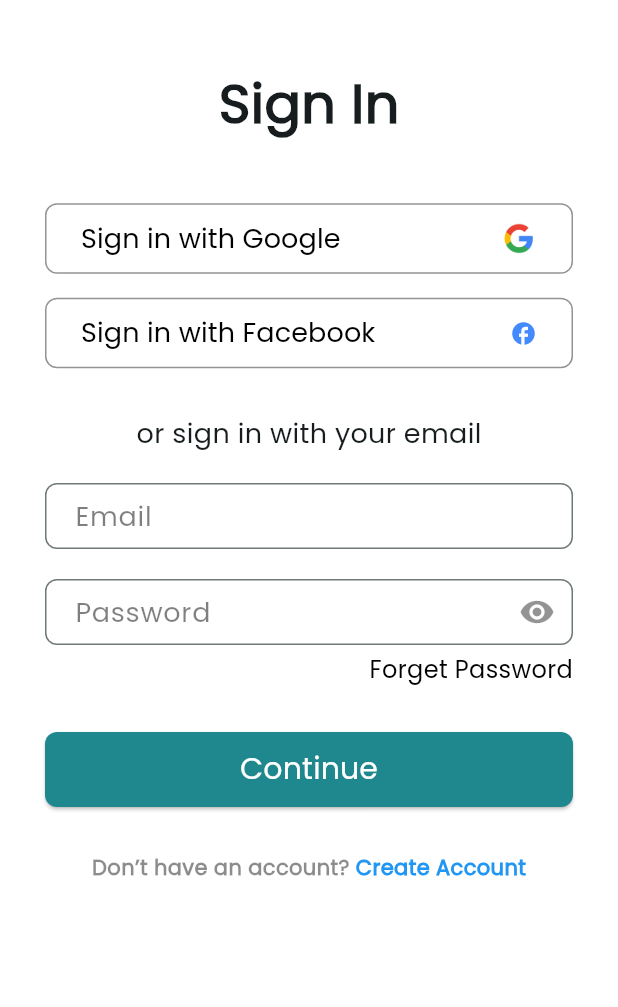
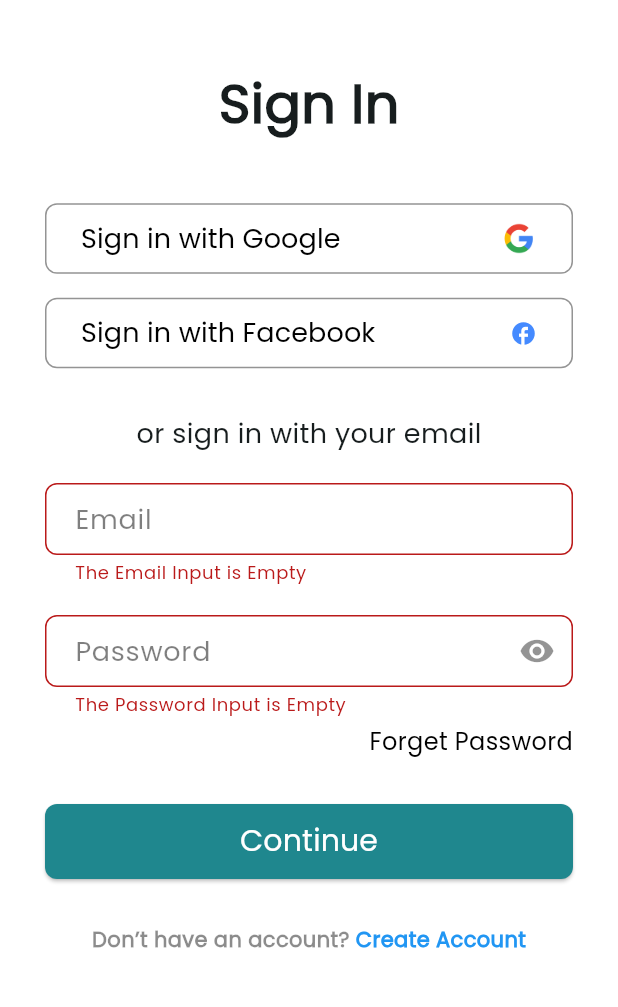
Before and after one commit to Narsinhpatel/donation_flutter_app, a Flutter app: the SignIn screen opened by its route, after a tap on "Continue", on a phone screen of 412 x 824 dp, the part 84-1091 px from its top. Run offline on Flutter 3.47's test engine with Material 3 defaults, Android fonts, the phone set to English and light mode, and no system bars; our stand-ins replace carousel_slider, get.

Commit message:
signin-updated-vedant

```diff
--- a/lib/main.dart
+++ b/lib/main.dart
@@ -19,8 +19,8 @@ class MyApp extends StatelessWidget {
     return GetMaterialApp(
       debugShowCheckedModeBanner: false,
       title: 'Flutter Demo',
-      initialRoute: '/thank-you',
-      // initialRoute: '/home',
+      // initialRoute: '/thank-you',
+      initialRoute: '/welcome',
       getPages: appRoutes(),
       theme: ThemeData(
         colorScheme: ColorScheme.fromSeed(seedColor: Colors.white),
--- a/lib/pages/auth_pages/signin_page.dart
+++ b/lib/pages/auth_pages/signin_page.dart
@@ -1,9 +1,14 @@
+import 'package:donation_flutter_app/utils/app_static_data/default_users.dart';
 import 'package:donation_flutter_app/utils/components/auth_component/auth_appbar.dart';
+import 'package:donation_flutter_app/utils/components/snack_bar.dart';
 import 'package:flutter/cupertino.dart';
 import 'package:flutter/material.dart';
 import 'package:flutter/painting.dart';
 import 'package:flutter/widgets.dart';
 import 'package:get/get.dart';
+
+import '../../controllers/user_controller.dart';
+import '../../models/user/user.dart';
 
 class SignIn extends StatefulWidget {
   const SignIn({super.key});
@@ -14,6 +19,7 @@ class SignIn extends StatefulWidget {
 
 class _SignInState extends State<SignIn> {
   bool _isObscured = true;
+  final signInForm = GlobalKey<FormState>();
 
   void _toggleVisibility() {
     setState(() {
@@ -21,15 +27,59 @@ class _SignInState extends State<SignIn> {
     });
   }
 
+  final UserController userController = Get.put(UserController());
+
+  void saveUser(User newUser) {
+    userController.setUser(newUser);
+    print(newUser.userName);
+    Get.toNamed("/home");
+  }
+
   @override
   Widget build(BuildContext context) {
+    final TextEditingController emailController = TextEditingController();
+    final TextEditingController passwordController = TextEditingController();
+
+    void signInUser() {
+      bool found = false;
+      final List<User> users = getUsers();
+      for (var user in users) {
+        if (user.emailId == emailController.text && user.password == passwordController.text) {
+          found = true;
+          saveUser(user);
+          break; // Stop the loop as we found the user
+        }
+      }
+
+      if (!found) {
+        displaySnackBar(title: "Login", message: "Email or Password is not valid!", isError: true);
+      }
+    }
+
+    void signInUser1() {
+      User? newUser;
+      final List<User> users = getUsers();
+      users.map((user) {
+        if (user.emailId == emailController.text.toString() &&
+            user.password == passwordController.text.toString()) {
+          newUser = User(
+            emailId: emailController.text.toString(),
+            password: passwordController.text.toString(),
+          );
+          saveUser(newUser!);
+        }else{
+          displaySnackBar(title: "Login", message: "Email or Password is not valid !", isError: true);
+        }
+      }
+      );
+    }
+
     return Scaffold(
         backgroundColor: Colors.white,
         appBar: const AuthAppBar(),
         body: SingleChildScrollView(
           child: Column(
             children: [
-
               const SizedBox(height: 40),
               const Center(
                   child: Text("Sign In",
@@ -112,12 +162,11 @@ class _SignInState extends State<SignIn> {
                     )),
                     const SizedBox(height: 20),
                     Form(
+                      key: signInForm,
                       child: Column(
                         children: [
-                          SizedBox(
-                            width: 370,
-                            height: 44,
-                            child: TextField(
+                          TextFormField(
+                            controller: emailController,
                             decoration: InputDecoration(
                               hintText: "Email",
                               hintStyle: TextStyle(
@@ -136,17 +185,20 @@ class _SignInState extends State<SignIn> {
                               focusedBorder: OutlineInputBorder(
                                 borderRadius: BorderRadius.circular(8.0),
                                 borderSide: BorderSide(
-                                      color: Colors.black.withOpacity(
-                                          0.5)), // Set border color with opacity
+                                  color: Colors.black.withOpacity(0.5),
+                                ), // Set border color with opacity
                               ),
                             ),
-                            ),
+                            validator: (value) {
+                              if (value == null || value.isEmpty) {
+                                return "The Email Input is Empty";
+                              }
+                              return null;
+                            },
                           ),
                           const SizedBox(height: 20),
-                          SizedBox(
-                            width: 370,
-                            height: 44,
-                            child: TextFormField(
+                          TextFormField(
+                            controller: passwordController,
                             obscureText: _isObscured,
                             decoration: InputDecoration(
                               hintText: 'Password',
@@ -156,16 +208,20 @@ class _SignInState extends State<SignIn> {
                                 color: Colors.black.withOpacity(0.5),
                               ),
                               contentPadding: const EdgeInsets.symmetric(
-                                    vertical: 7, horizontal: 16),
+                                vertical: 7,
+                                horizontal: 16,
+                              ),
                               border: OutlineInputBorder(
                                 borderRadius: BorderRadius.circular(8.0),
                                 borderSide: BorderSide(
-                                      color: Colors.black.withOpacity(0.5)),
+                                  color: Colors.black.withOpacity(0.5),
+                                ),
                               ),
                               focusedBorder: OutlineInputBorder(
                                 borderRadius: BorderRadius.circular(8.0),
                                 borderSide: BorderSide(
-                                      color: Colors.black.withOpacity(0.5)),
+                                  color: Colors.black.withOpacity(0.5),
+                                ),
                               ),
                               suffixIcon: IconButton(
                                 icon: Icon(
@@ -178,13 +234,11 @@ class _SignInState extends State<SignIn> {
                               ),
                             ),
                             validator: (value) {
-                                if (value!.isEmpty) {
-                                  return 'Please enter your password';
+                              if (value == null || value.isEmpty) {
+                                return "The Password Input is Empty";
                               }
-                                // Add more validation rules for password if needed
                               return null;
                             },
-                            ),
                           ),
                           const SizedBox(height: 5),
                           Row(
@@ -204,14 +258,13 @@ class _SignInState extends State<SignIn> {
                                   ),
                                 ),
                               ),
-
                             ],
                           ),
                           const SizedBox(height: 30),
                           ElevatedButton(
                             onPressed: () {
-                              if (Form.of(context).validate()) {
-                                print('Form is valid');
+                              if (signInForm.currentState!.validate()) {
+                                signInUser();
                               }
                             },
                             style: ElevatedButton.styleFrom(
@@ -219,8 +272,7 @@ class _SignInState extends State<SignIn> {
                               minimumSize: const Size(370, 50),
                               padding: const EdgeInsets.all(10),
                               shape: RoundedRectangleBorder(
-                                borderRadius: BorderRadius.circular(
-                                    8),
+                                borderRadius: BorderRadius.circular(8),
                               ),
                             ),
                             child: const Text(
@@ -228,7 +280,8 @@ class _SignInState extends State<SignIn> {
                               style: TextStyle(
                                 color: Colors.white,
                                 fontSize: 20,
-                                  fontWeight: FontWeight.w500),
+                                fontWeight: FontWeight.w500,
+                              ),
                             ),
                           ),
                           const SizedBox(height: 30),
@@ -241,7 +294,9 @@ class _SignInState extends State<SignIn> {
                         const Text(
                           "Don’t have an account? ",
                           style: TextStyle(
-                              color: Colors.black45, fontWeight: FontWeight.bold),
+                            color: Colors.black45,
+                            fontWeight: FontWeight.bold,
+                          ),
                         ),
                         GestureDetector(
                           onTap: () {
@@ -257,36 +312,6 @@ class _SignInState extends State<SignIn> {
                         )
                       ],
                     )
-                    // SizedBox(
-                    //
-                    //   child: Row(
-                    //     mainAxisAlignment: MainAxisAlignment.center,
-                    //     children: [
-                    //       const Text(
-                    //         "Don’t have an account?",
-                    //         style: TextStyle(
-                    //           fontSize: 15,
-                    //           fontWeight: FontWeight.w400,
-                    //           color: Colors.black,
-                    //         ),
-                    //       ),
-                    //       GestureDetector(
-                    //         onTap: () {
-                    //           Get.toNamed("/signup_welcome");
-                    //         },
-                    //         child: const Text(
-                    //           ' Create Account',
-                    //           style: TextStyle(
-                    //             fontSize: 15,
-                    //             fontWeight: FontWeight.w400,
-                    //             color: Colors.blue,
-                    //           ),
-                    //         ),
-                    //       ),
-                    //
-                    //     ],
-                    //   ),
-                    // ),
                   ],
                 ),
               )
--- a/lib/pages/auth_pages/signup_page.dart
+++ b/lib/pages/auth_pages/signup_page.dart
@@ -30,7 +30,7 @@ class _SignupState extends State<Signup> {
   final TextEditingController mobileNumberController = TextEditingController();
   final GlobalKey<FormState> _formKey = GlobalKey<FormState>();
 
-  final UserController userController  = Get.put(UserController());
+  final UserController userController  = Get.find<UserController>();
 
   void toggleVisibility() {
     setState(() {
--- a/lib/pages/auth_pages/signup_welcome.dart
+++ b/lib/pages/auth_pages/signup_welcome.dart
@@ -4,6 +4,8 @@ import 'package:donation_flutter_app/controllers/signup_options_controller.dart'
 import 'package:donation_flutter_app/utils/components/auth_component/auth_appbar.dart';
 import 'package:flutter/material.dart';
 import 'package:get/get.dart';
+
+import '../../controllers/user_controller.dart';
 
 class SignupWelcome extends StatefulWidget {
   const SignupWelcome({Key? key}) : super(key: key);
@@ -13,6 +15,8 @@ class SignupWelcome extends StatefulWidget {
 }
 
 class _SignupWelcomeState extends State<SignupWelcome> {
+  final UserController userController  = Get.put(UserController());
+
   final SignUpOptionController signUpOptionController =
       Get.put(SignUpOptionController());
   String selectedValue = '';
--- a/lib/utils/app_static_data/default_users.dart
+++ b/lib/utils/app_static_data/default_users.dart
@@ -1,5 +1,6 @@
 import '../../models/user/user.dart';
 
+List<User> getUsers() {
   List<User> users = [
     User(
       userId: 1,
@@ -26,3 +27,5 @@ List<User> users = [
       password: "123456",
     ),
   ];
+  return users;
+}
```
Lines whose indentation alone changed are shown as unchanged.
